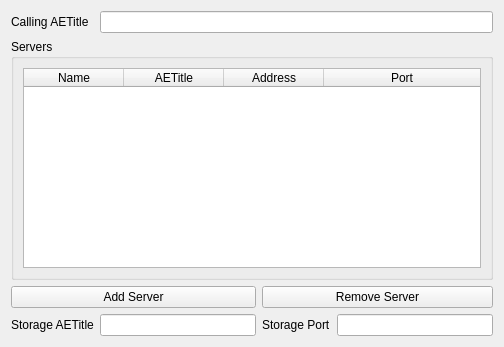
This is Libs/DICOM/Widgets/Resources/UI/ctkDICOMServerNodeWidget.ui in commontk/CTK as Qt 5 draws it before an edit. The edited form follows.
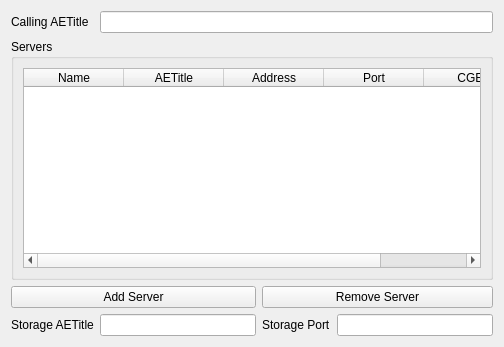
This is the edited form.

Commit message:
Add option for CGET on a per-server basis
With this change, there's a check box for
each dicom server that indicates if a CGET operation
should be used instead of a CMOVE.  This gets
serialized to settings and should be backward
compatible with previous settings files.

Patch:
```diff
--- a/Libs/DICOM/Widgets/Resources/UI/ctkDICOMServerNodeWidget.ui
+++ b/Libs/DICOM/Widgets/Resources/UI/ctkDICOMServerNodeWidget.ui
@@ -66,6 +66,9 @@
      <layout class="QVBoxLayout" name="verticalLayout">
       <item>
        <widget class="QTableWidget" name="NodeTable">
+        <property name="columnCount">
+         <number>5</number>
+        </property>
         <attribute name="horizontalHeaderStretchLastSection">
          <bool>true</bool>
         </attribute>
@@ -92,6 +95,11 @@
           <string>Port</string>
          </property>
         </column>
+        <column>
+         <property name="text">
+          <string>CGET</string>
+         </property>
+        </column>
        </widget>
       </item>
      </layout>
```
The commit also changes 5 other files.
